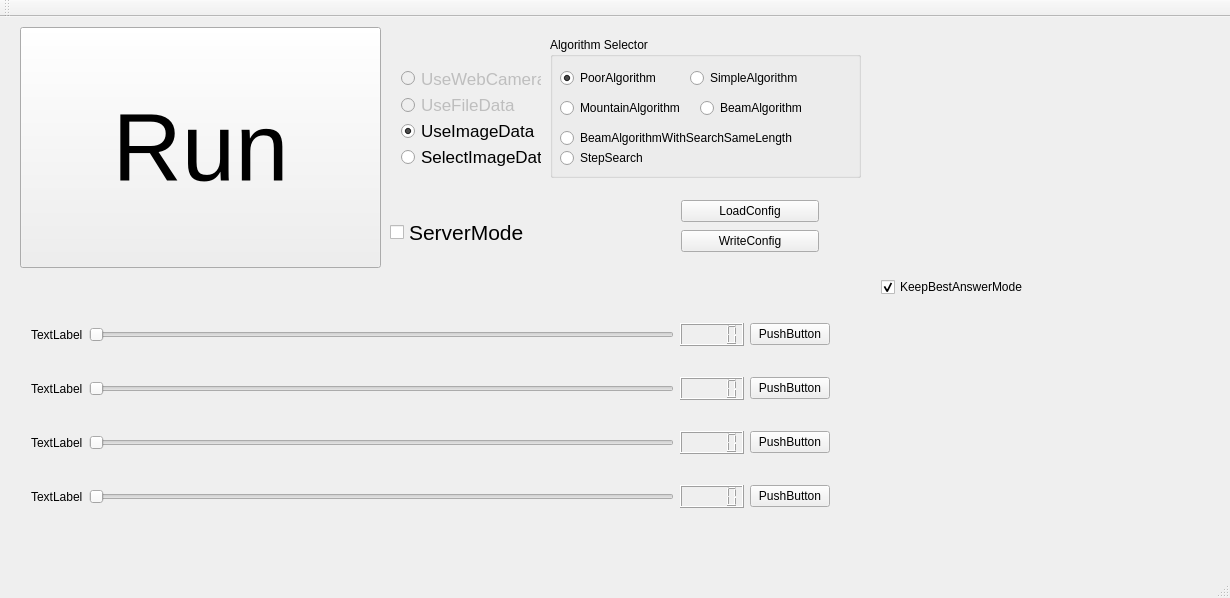
The window that Hazama/hazama.ui (tnct-spc/procon2017-comp) describes before a commit, drawn with Qt 5.
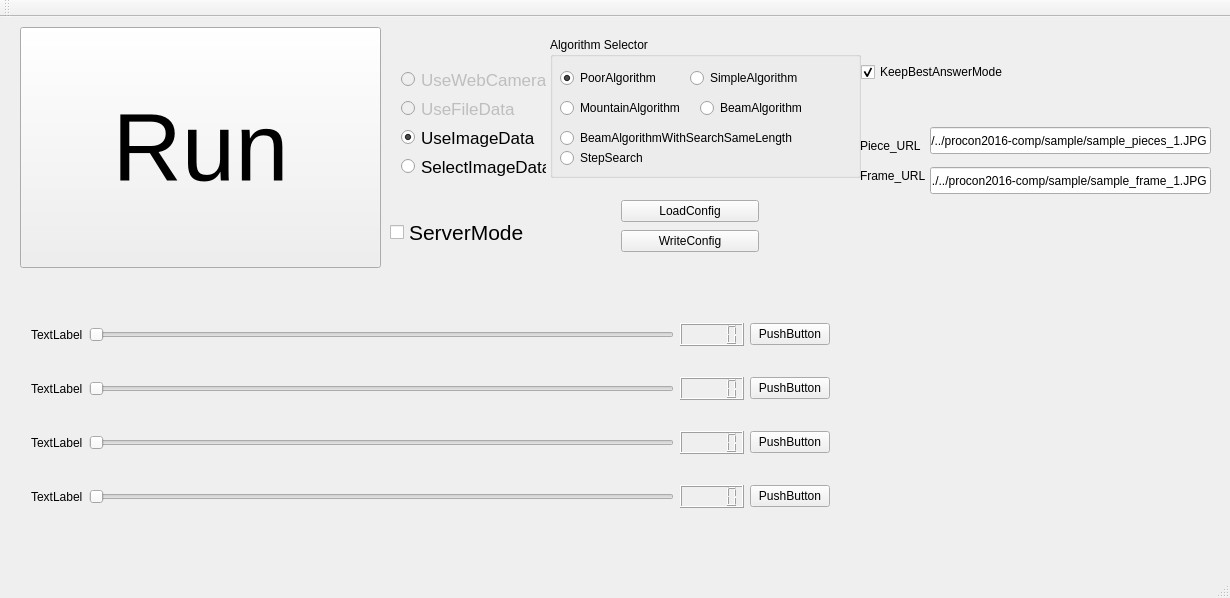
The same window after the commit.

Commit message: [cleanfix] ファイルオープン周りの修正、改良

Patch:
```diff
--- a/Hazama/hazama.ui
+++ b/Hazama/hazama.ui
@@ -257,8 +257,8 @@
      <rect>
       <x>390</x>
       <y>40</y>
-      <width>162</width>
-      <height>121</height>
+      <width>167</width>
+      <height>132</height>
      </rect>
     </property>
     <layout class="QVBoxLayout" name="verticalLayout">
@@ -333,7 +333,7 @@
    <widget class="QWidget" name="verticalLayoutWidget_2">
     <property name="geometry">
      <rect>
-      <x>670</x>
+      <x>610</x>
       <y>170</y>
       <width>160</width>
       <height>80</height>
@@ -359,10 +359,10 @@
    <widget class="QWidget" name="verticalLayoutWidget_3">
     <property name="geometry">
      <rect>
-      <x>870</x>
-      <y>10</y>
+      <x>850</x>
+      <y>20</y>
       <width>351</width>
-      <height>521</height>
+      <height>71</height>
      </rect>
     </property>
     <layout class="QVBoxLayout" name="verticalLayout_3">
@@ -378,6 +378,58 @@
      </item>
     </layout>
    </widget>
+   <widget class="QLineEdit" name="pieceURL">
+    <property name="geometry">
+     <rect>
+      <x>930</x>
+      <y>110</y>
+      <width>281</width>
+      <height>27</height>
+     </rect>
+    </property>
+    <property name="text">
+     <string>./../../procon2016-comp/sample/sample_pieces_1.JPG</string>
+    </property>
+   </widget>
+   <widget class="QLineEdit" name="franeURL">
+    <property name="geometry">
+     <rect>
+      <x>930</x>
+      <y>150</y>
+      <width>281</width>
+      <height>27</height>
+     </rect>
+    </property>
+    <property name="text">
+     <string>./../../procon2016-comp/sample/sample_frame_1.JPG</string>
+    </property>
+   </widget>
+   <widget class="QLabel" name="label">
+    <property name="geometry">
+     <rect>
+      <x>860</x>
+      <y>120</y>
+      <width>61</width>
+      <height>17</height>
+     </rect>
+    </property>
+    <property name="text">
+     <string>Piece_URL</string>
+    </property>
+   </widget>
+   <widget class="QLabel" name="label_5">
+    <property name="geometry">
+     <rect>
+      <x>860</x>
+      <y>150</y>
+      <width>71</width>
+      <height>17</height>
+     </rect>
+    </property>
+    <property name="text">
+     <string>Frame_URL</string>
+    </property>
+   </widget>
   </widget>
   <widget class="QMenuBar" name="menuBar">
    <property name="geometry">
```
Left out of the diff: 2 changed lines with no effect on the pictures. The commit also changes 1 other file.
